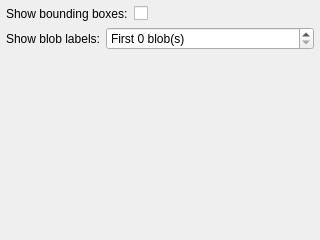
The window that ui/CameraSettingsWidget.ui (kipr/botui) describes before a commit, drawn with Qt 5.
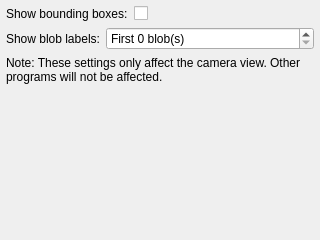
The same window after the commit.

Commit message:
Clarified effect of camera settings
Fixes #22

What changed in the file:
```diff
--- a/ui/CameraSettingsWidget.ui
+++ b/ui/CameraSettingsWidget.ui
@@ -68,6 +68,16 @@
      </item>
     </layout>
    </item>
+   <item>
+    <widget class="QLabel" name="label_3">
+     <property name="text">
+      <string>Note: These settings only affect the camera view. Other programs will not be affected.</string>
+     </property>
+     <property name="wordWrap">
+      <bool>true</bool>
+     </property>
+    </widget>
+   </item>
    <item>
     <spacer name="verticalSpacer">
      <property name="orientation">
```
